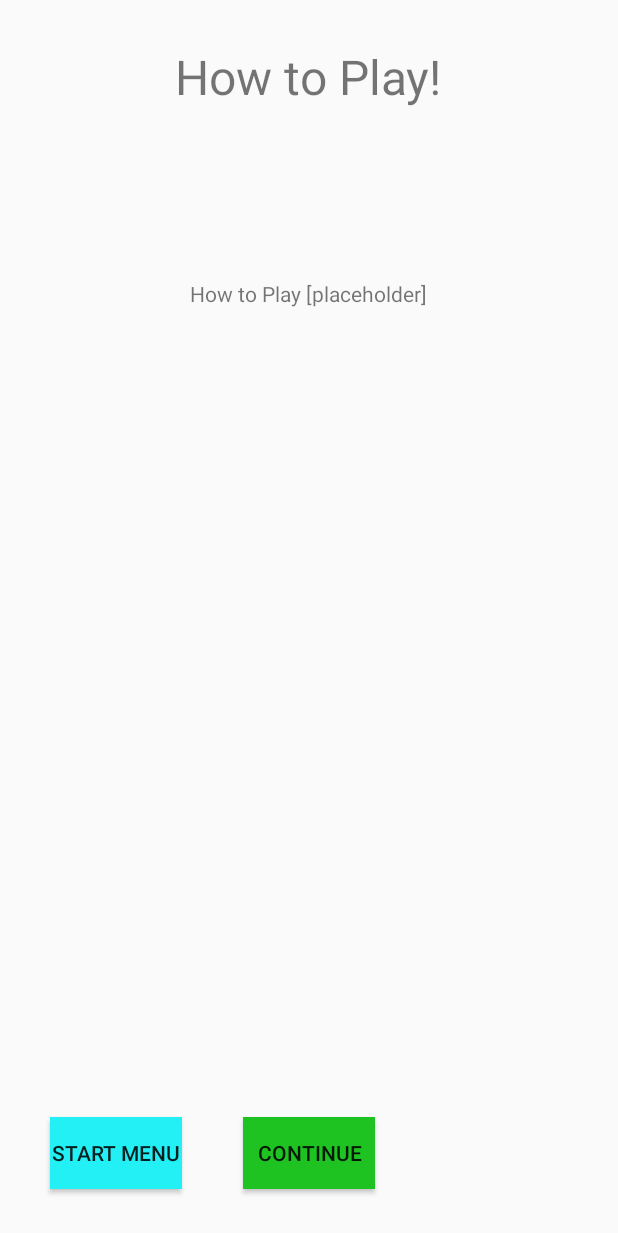
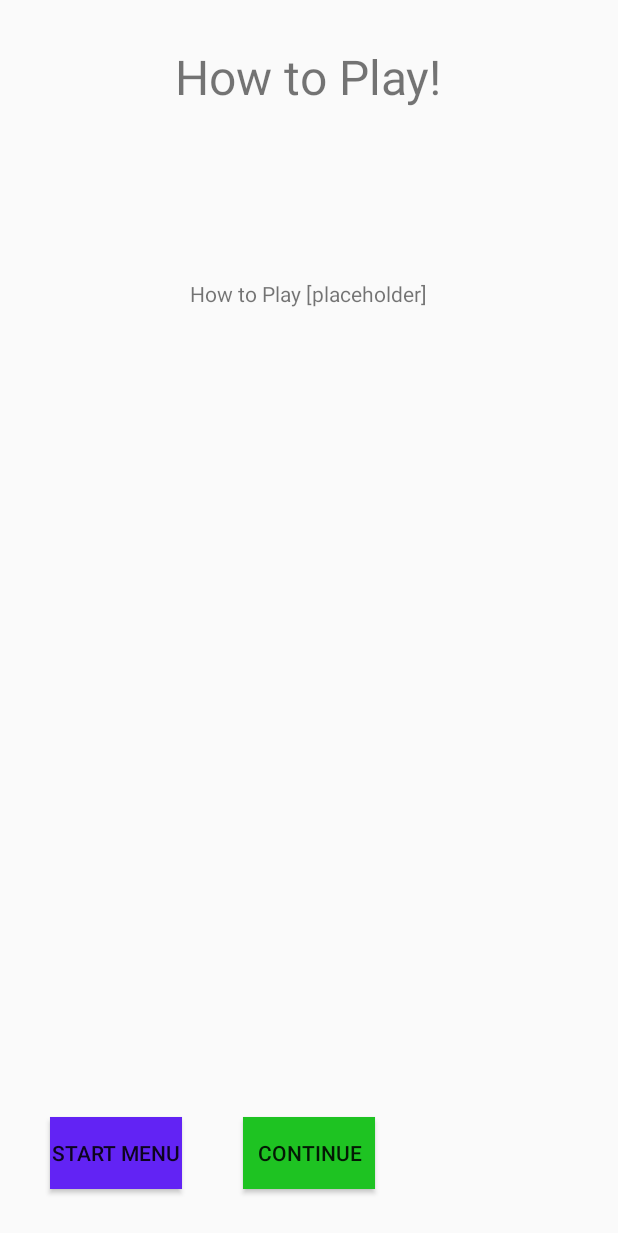
Before and after one commit to TeamInfamous/new-west-voyager, an Android app: the screen it shows after launch (HowToPlay), after a tap on "CONTINUE", on a phone screen of 412 x 824 dp. Shown: the top 1233 px of the screen. Run offline under Robolectric (Android 15) with nearby library versions, the phone set to English and light mode, and no system bars.

Commit message:
Changed colour to dark blue from light blue.

```diff
--- a/app/src/main/res/layout/activity_how_to_play.xml
+++ b/app/src/main/res/layout/activity_how_to_play.xml
@@ -45,7 +45,7 @@
         android:layout_width="wrap_content"
         android:layout_height="wrap_content"
         android:layout_alignBottom="@+id/continueButton"
-        android:background="#23f0f4"
+        android:background="#6223f4"
         android:layout_alignParentLeft="true"
         android:layout_alignParentStart="true"
         android:layout_marginLeft="17dp"
```
